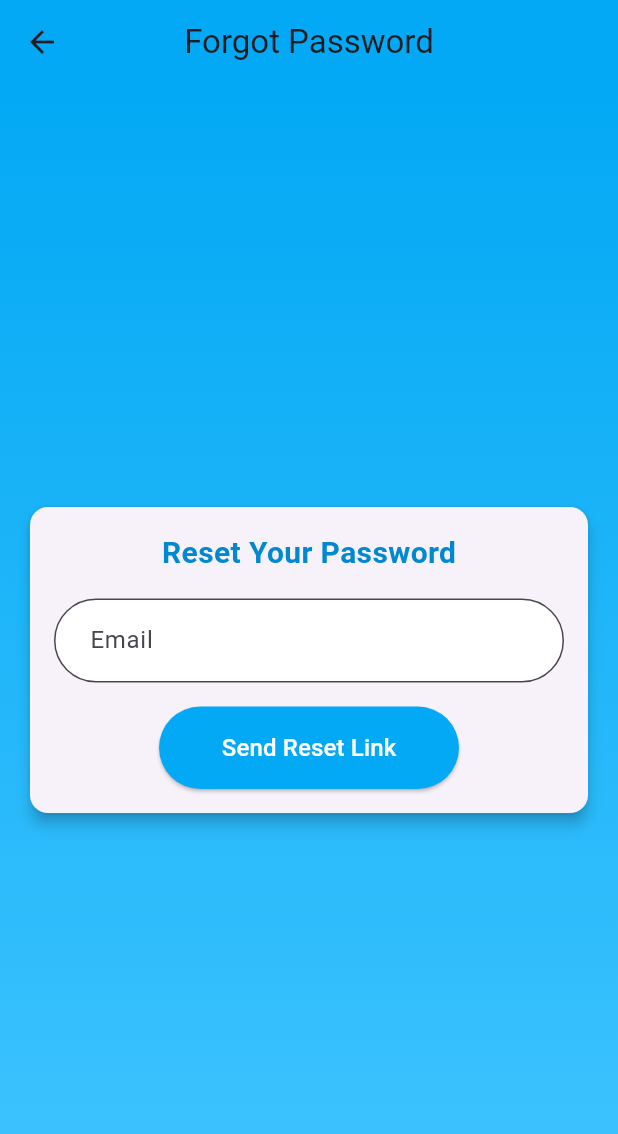
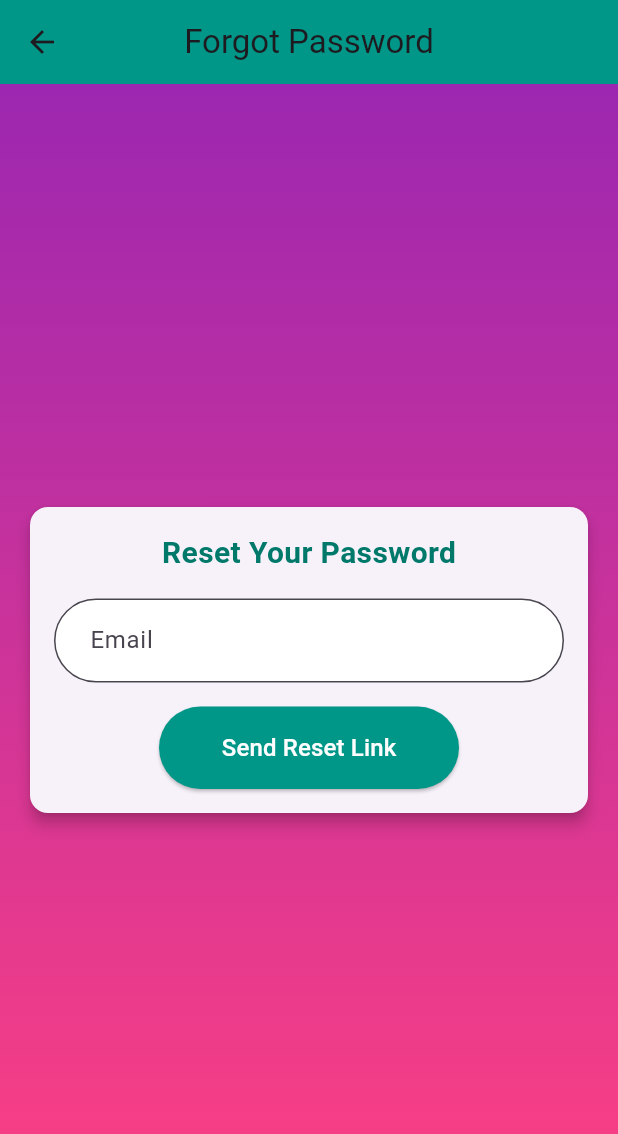
Before and after one commit to bilalIqbal668/event_management, a Flutter app: the screen it shows after launch, after a tap on "Forgot Password?", on a phone screen of 412 x 824 dp. Shown: the top 1134 px of the screen. Run offline on Flutter 3.47's test engine with Material 3 defaults, Android fonts, the phone set to English and light mode, and no system bars; our stand-ins replace cloud_firestore, device_info_plus, firebase_auth, firebase_core, image_picker, permission_handler; accounts and stored records are empty; network calls fail.

Commit message:
change the theme color and app logos

```diff
--- a/lib/main.dart
+++ b/lib/main.dart
@@ -28,7 +28,7 @@ class MyApp extends StatelessWidget {
     return MaterialApp(
       title: 'Event Booking',
       debugShowCheckedModeBanner: false,
-      theme: ThemeData(primarySwatch: Colors.cyan),
+      theme: ThemeData(primarySwatch: Colors.teal),
       home: const SplashScreen(),
       routes: {
         //auth screens
--- a/lib/screens/forgot_password_screen.dart
+++ b/lib/screens/forgot_password_screen.dart
@@ -43,12 +43,13 @@ class _ForgotPasswordScreenState extends State<ForgotPasswordScreen> {
       appBar: AppBar(
         title: const Text('Forgot Password'),
         centerTitle: true,
-        backgroundColor: Colors.lightBlue,
+        backgroundColor: Colors.teal
+,
       ),
       body: Container(
         decoration: const BoxDecoration(
           gradient: LinearGradient(
-            colors: [Colors.lightBlue, Colors.lightBlueAccent],
+            colors: [Colors.purple, Colors.pinkAccent],
             begin: Alignment.topCenter,
             end: Alignment.bottomCenter,
           ),
@@ -71,7 +72,8 @@ class _ForgotPasswordScreenState extends State<ForgotPasswordScreen> {
                       style: TextStyle(
                         fontSize: 20,
                         fontWeight: FontWeight.bold,
-                        color: Colors.lightBlue[700],
+                        color: Colors.teal
+[700],
                       ),
                     ),
                     const SizedBox(height: 16),
@@ -85,7 +87,8 @@ class _ForgotPasswordScreenState extends State<ForgotPasswordScreen> {
                       child: ElevatedButton(
                         onPressed: _sendResetLink,
                         style: ElevatedButton.styleFrom(
-                          backgroundColor: Colors.lightBlue,
+                          backgroundColor: Colors.teal
+,
                           shape: RoundedRectangleBorder(
                             borderRadius: BorderRadius.circular(30),
                           ),
--- a/lib/screens/signin_screen.dart
+++ b/lib/screens/signin_screen.dart
@@ -71,12 +71,13 @@ class _SignInScreenState extends State<SignInScreen> {
           style: TextStyle(fontWeight: FontWeight.bold),
         ),
         centerTitle: true,
-        backgroundColor: Colors.lightBlue,
+        backgroundColor: Colors.teal
+,
       ),
       body: Container(
         decoration: const BoxDecoration(
           gradient: LinearGradient(
-            colors: [Colors.lightBlue, Colors.lightBlueAccent],
+            colors: [Colors.purple, Colors.pinkAccent],
             begin: Alignment.topCenter,
             end: Alignment.bottomCenter,
           ),
@@ -125,7 +126,8 @@ class _SignInScreenState extends State<SignInScreen> {
                     ? const Center(child: CircularProgressIndicator())
                     : ElevatedButton(
                       style: ElevatedButton.styleFrom(
-                        backgroundColor: Colors.lightBlue,
+                        backgroundColor: Colors.teal
+,
                         shape: RoundedRectangleBorder(
                           borderRadius: BorderRadius.circular(30),
                         ),
--- a/lib/screens/splash_screen.dart
+++ b/lib/screens/splash_screen.dart
@@ -1,6 +1,6 @@
 import 'package:cloud_firestore/cloud_firestore.dart';
+import 'package:firebase_auth/firebase_auth.dart';
 import 'package:flutter/material.dart';
-import 'package:firebase_auth/firebase_auth.dart';
 
 class SplashScreen extends StatefulWidget {
   const SplashScreen({super.key});
@@ -18,9 +18,15 @@ class _SplashScreenState extends State<SplashScreen> {
 
       if (user != null) {
         try {
-          final userDoc = await FirebaseFirestore.instance.collection('users').doc(user.uid).get();
+          final userDoc =
+              await FirebaseFirestore.instance
+                  .collection('users')
+                  .doc(user.uid)
+                  .get();
 
-          if (userDoc.exists && userDoc.data() != null && userDoc.data()!.containsKey('role')) {
+          if (userDoc.exists &&
+              userDoc.data() != null &&
+              userDoc.data()!.containsKey('role')) {
             final role = userDoc['role'];
 
             if (role == 'Organizer') {
@@ -48,7 +54,7 @@ class _SplashScreenState extends State<SplashScreen> {
         constraints: const BoxConstraints.expand(),
         decoration: const BoxDecoration(
           gradient: LinearGradient(
-            colors: [Colors.lightBlue, Colors.lightBlueAccent],
+            colors: [Colors.purple, Colors.pinkAccent],
             begin: Alignment.topCenter,
             end: Alignment.bottomCenter,
           ),
@@ -56,23 +62,10 @@ class _SplashScreenState extends State<SplashScreen> {
         child: Column(
           mainAxisAlignment: MainAxisAlignment.center,
           children: [
-            const Icon(
-              Icons.event,
-              size: 100,
-              color: Colors.white,
-            ),
-            const SizedBox(height: 20),
-            const Text(
-              'Event Manager',
-              style: TextStyle(
-                fontSize: 24,
-                fontWeight: FontWeight.bold,
-                color: Colors.white,
-              ),
-            ),
-            const SizedBox(height: 40),
-            const CircularProgressIndicator(
-              valueColor: AlwaysStoppedAnimation<Color>(Colors.white),
+            Image.asset(
+              'assets/images/event_logo.png',
+              width: 500,
+              height: 500,
             ),
           ],
         ),
--- a/pubspec.yaml
+++ b/pubspec.yaml
@@ -61,6 +61,8 @@ dev_dependencies:
 
 # The following section is specific to Flutter packages.
 flutter:
+  assets:
+    - assets/images/event_logo.png
 
   # The following line ensures that the Material Icons font is
   # included with your application, so that you can use the icons in
@@ -68,9 +70,6 @@ flutter:
   uses-material-design: true
 
   # To add assets to your application, add an assets section, like this:
-  # assets:
-  #   - images/a_dot_burr.jpeg
-  #   - images/a_dot_ham.jpeg
 
   # An image asset can refer to one or more resolution-specific "variants", see
   # https://flutter.dev/to/resolution-aware-images
```
Also changed, not shown: lib/screens/customer/book_event_screen.dart (+9 -5 lines), lib/screens/customer/booking_details_screen.dart (+5 -3 lines), lib/screens/customer/customer_bookings_screen.dart (+9 -5 lines), lib/screens/customer/customer_home_screen.dart (+11 -6 lines), lib/screens/customer/event_detail_screen.dart (+11 -6 lines), lib/screens/customer/event_listing_screen.dart (+7 -4 lines), lib/screens/organizer/create_event_screen.dart (+9 -5 lines), lib/screens/organizer/organizer_booking_details.dart (+9 -5 lines), lib/screens/organizer/organizer_booking_review_screen.dart (+7 -4 lines), lib/screens/organizer/organizer_home_screen.dart (+9 -5 lines), lib/screens/organizer/organizer_profile_screen.dart (+7 -4 lines), lib/screens/organizer/organizer_setup_screen.dart (+11 -6 lines), lib/screens/organizer/team_assignment_screen.dart (+5 -3 lines), lib/screens/signup_screen.dart (+5 -3 lines), 2 more files, 4 other files.
